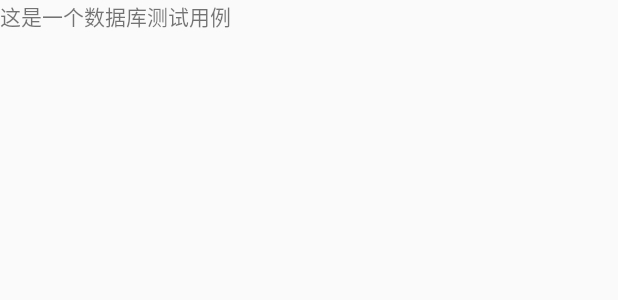
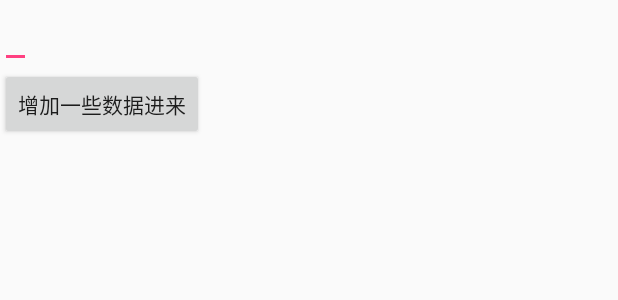
Before and after one commit to changhe6669/MyApplication6, an Android app: the layout activity_main.xml on its own in the app's theme, with its tools: preview values and no code run, on a phone screen of 412 x 824 dp. Shown: the top 300 px of the screen. Run offline under Robolectric (Android 15) with nearby library versions, the phone set to English and light mode, and no system bars.

Commit message:
first time

```diff
--- a/app/src/main/res/layout/activity_main.xml
+++ b/app/src/main/res/layout/activity_main.xml
@@ -9,18 +9,26 @@
     <LinearLayout
         android:layout_width="wrap_content"
         android:layout_height="wrap_content"
-        android:orientation="horizontal">
+        android:orientation="vertical">
+
+        <EditText
+            android:layout_width="wrap_content"
+            android:layout_height="wrap_content"
+            android:id="@+id/editText"/>
 
 
+        <Button
+            android:layout_width="wrap_content"
+            android:layout_height="wrap_content"
+            android:id="@+id/addData"
+            android:text="增加一些数据进来"
+            />
 
         <TextView
             android:layout_width="wrap_content"
             android:layout_height="wrap_content"
-            android:id="@+id/text"
-            android:text="这是一个数据库测试用例"/>
-
+            android:id="@+id/jobShow"/>
 
     </LinearLayout>
 
-
 </android.support.design.widget.CoordinatorLayout>
```
Also changed, not shown: app/src/main/java/com/example/administrator/myapplication/BitMapPro.java (added, +30 -0 lines), app/src/main/java/com/example/administrator/myapplication/MainActivity.java (+41 -18 lines), app/src/main/java/com/example/administrator/myapplication/OperateDatabase.java (added, +17 -0 lines), app/src/main/java/com/example/administrator/myapplication/ReturnBitmap.java (added, +32 -0 lines), app/src/main/java/com/example/administrator/myapplication/SetScreen.java (added, +20 -0 lines).
